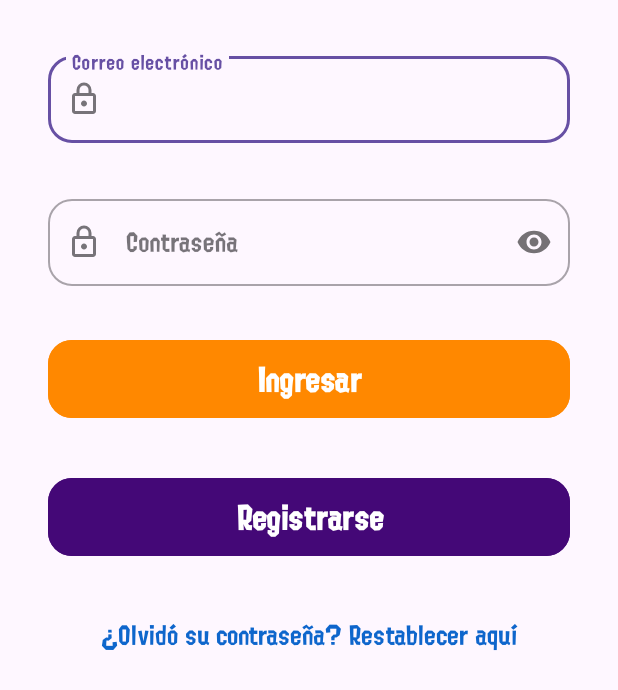
After one commit to gsalvador209/SplatoonWeaponsApp, an Android app: the layout activity_login.xml on its own in the app's theme, with its tools: preview values and no code run, on a phone screen of 412 x 824 dp. The commit adds this screen. Shown: the top 690 px of the screen. Run offline under Robolectric (Android 15) with nearby library versions, the phone set to English and light mode, and no system bars.

Commit message:
feature: implemented login

```diff
--- a/app/src/main/java/com/tanucode/practica2/ui/SplashActivity.kt
+++ b/app/src/main/java/com/tanucode/practica2/ui/SplashActivity.kt
@@ -9,6 +9,7 @@ import androidx.core.view.WindowInsetsCompat
 import androidx.lifecycle.lifecycleScope
 import com.tanucode.practica2.MainActivity
 import com.tanucode.practica2.R
+import com.tanucode.practica2.auth.LoginActivity
 import kotlinx.coroutines.delay
 import kotlinx.coroutines.launch
 
@@ -20,7 +21,7 @@ class SplashActivity : AppCompatActivity() {
 
         lifecycleScope.launch {
             delay(1500)
-            startActivity(Intent(this@SplashActivity, MainActivity::class.java))
+            startActivity(Intent(this@SplashActivity, LoginActivity::class.java))
             finish()
         }
 
--- /dev/null
+++ b/app/src/main/res/drawable/ic_lock.xml
@@ -0,0 +1,10 @@
+<vector xmlns:android="http://schemas.android.com/apk/res/android"
+    android:width="24dp"
+    android:height="24dp"
+    android:viewportWidth="960"
+    android:viewportHeight="960"
+    android:tint="?attr/colorControlNormal">
+  <path
+      android:fillColor="@android:color/white"
+      android:pathData="M240,880Q207,880 183.5,856.5Q160,833 160,800L160,400Q160,367 183.5,343.5Q207,320 240,320L280,320L280,240Q280,157 338.5,98.5Q397,40 480,40Q563,40 621.5,98.5Q680,157 680,240L680,320L720,320Q753,320 776.5,343.5Q800,367 800,400L800,800Q800,833 776.5,856.5Q753,880 720,880L240,880ZM240,800L720,800Q720,800 720,800Q720,800 720,800L720,400Q720,400 720,400Q720,400 720,400L240,400Q240,400 240,400Q240,400 240,400L240,800Q240,800 240,800Q240,800 240,800ZM480,680Q513,680 536.5,656.5Q560,633 560,600Q560,567 536.5,543.5Q513,520 480,520Q447,520 423.5,543.5Q400,567 400,600Q400,633 423.5,656.5Q447,680 480,680ZM360,320L600,320L600,240Q600,190 565,155Q530,120 480,120Q430,120 395,155Q360,190 360,240L360,320ZM240,800Q240,800 240,800Q240,800 240,800L240,400Q240,400 240,400Q240,400 240,400L240,400Q240,400 240,400Q240,400 240,400L240,800Q240,800 240,800Q240,800 240,800Z"/>
+</vector>
--- /dev/null
+++ b/app/src/main/res/layout/activity_login.xml
@@ -0,0 +1,131 @@
+<?xml version="1.0" encoding="utf-8"?>
+<androidx.constraintlayout.widget.ConstraintLayout xmlns:android="http://schemas.android.com/apk/res/android"
+    xmlns:app="http://schemas.android.com/apk/res-auto"
+    xmlns:tools="http://schemas.android.com/tools"
+    android:id="@+id/login"
+    android:layout_width="match_parent"
+    android:layout_height="match_parent"
+    tools:context=".auth.LoginActivity">
+
+
+    <ScrollView
+        android:layout_width="0dp"
+        android:layout_height="0dp"
+        app:layout_constraintBottom_toBottomOf="parent"
+        app:layout_constraintEnd_toEndOf="parent"
+        app:layout_constraintStart_toStartOf="parent"
+        app:layout_constraintTop_toTopOf="parent">
+
+        <LinearLayout
+            android:layout_width="match_parent"
+            android:layout_height="wrap_content"
+            android:orientation="vertical">
+
+
+        <com.google.android.material.textfield.TextInputLayout
+            android:id="@+id/tilEmail"
+            style="@style/Widget.MaterialComponents.TextInputLayout.OutlinedBox"
+            android:layout_width="match_parent"
+            android:layout_height="wrap_content"
+            android:layout_marginStart="32dp"
+            android:layout_marginTop="32dp"
+            android:layout_marginEnd="32dp"
+            android:hint="Correo electrónico"
+            app:boxBackgroundMode="outline"
+            app:boxCornerRadiusBottomEnd="16dp"
+            app:boxCornerRadiusBottomStart="16dp"
+            app:boxCornerRadiusTopEnd="16dp"
+            app:boxCornerRadiusTopStart="16dp"
+            app:startIconDrawable="@drawable/ic_lock">
+
+            <com.google.android.material.textfield.TextInputEditText
+                android:id="@+id/tietEmail"
+                android:layout_width="match_parent"
+                android:layout_height="wrap_content"
+                android:inputType="textEmailAddress" />
+
+        </com.google.android.material.textfield.TextInputLayout>
+
+        <com.google.android.material.textfield.TextInputLayout
+            android:id="@+id/tilContrasena"
+            style="@style/Widget.MaterialComponents.TextInputLayout.OutlinedBox"
+            android:layout_width="match_parent"
+            android:layout_height="wrap_content"
+            android:layout_marginStart="32dp"
+            android:layout_marginTop="32dp"
+            android:layout_marginEnd="32dp"
+            android:hint="Contraseña"
+            app:boxBackgroundMode="outline"
+            app:boxCornerRadiusBottomEnd="16dp"
+            app:boxCornerRadiusBottomStart="16dp"
+            app:boxCornerRadiusTopEnd="16dp"
+            app:boxCornerRadiusTopStart="16dp"
+            app:passwordToggleEnabled="true"
+            app:startIconDrawable="@drawable/ic_lock">
+
+            <com.google.android.material.textfield.TextInputEditText
+                android:id="@+id/tietContrasena"
+                android:layout_width="match_parent"
+                android:layout_height="wrap_content"
+                android:inputType="textPassword" />
+
+        </com.google.android.material.textfield.TextInputLayout>
+
+        <com.google.android.material.button.MaterialButton
+            android:id="@+id/btnLogin"
+            android:layout_width="match_parent"
+            android:layout_height="60dp"
+            android:layout_marginStart="32dp"
+            android:layout_marginTop="32dp"
+            android:layout_marginEnd="32dp"
+            android:backgroundTint="@android:color/holo_orange_dark"
+            android:text="Ingresar"
+            android:textAllCaps="false"
+            android:textColor="#ffffff"
+            android:textSize="20sp"
+            android:textStyle="bold"
+            app:cornerRadius="16dp" />
+
+        <com.google.android.material.button.MaterialButton
+            android:id="@+id/btnRegistrarse"
+            android:layout_width="match_parent"
+            android:layout_height="60dp"
+            android:layout_marginStart="32dp"
+            android:layout_marginTop="32dp"
+            android:layout_marginEnd="32dp"
+            android:backgroundTint="#440877"
+            android:text="Registrarse"
+            android:textAllCaps="false"
+            android:textColor="#ffffff"
+            android:textSize="20sp"
+            android:textStyle="bold"
+            app:cornerRadius="16dp" />
+
+        <TextView
+            android:id="@+id/tvRestablecerPassword"
+            android:clickable="true"
+            android:layout_width="match_parent"
+            android:layout_height="wrap_content"
+            android:layout_marginTop="32dp"
+            android:layout_marginStart="32dp"
+            android:layout_marginEnd="32dp"
+            android:text="¿Olvidó su contraseña? Restablecer aquí"
+            android:textAlignment="center"
+            android:textColor="#0E66CC"
+            android:textSize="16sp" />
+
+        </LinearLayout>
+    </ScrollView>
+
+    <ProgressBar
+        android:id="@+id/progressBar"
+        style="?android:attr/progressBarStyle"
+        android:layout_width="70dp"
+        android:layout_height="72dp"
+        android:visibility="invisible"
+        app:layout_constraintBottom_toBottomOf="parent"
+        app:layout_constraintEnd_toEndOf="parent"
+        app:layout_constraintStart_toStartOf="parent"
+        app:layout_constraintTop_toTopOf="parent" />
+
+</androidx.constraintlayout.widget.ConstraintLayout>
--- /dev/null
+++ b/app/src/main/res/values-land/dimens.xml
@@ -0,0 +1,3 @@
+<resources>
+    <dimen name="activity_horizontal_margin">48dp</dimen>
+</resources>
--- /dev/null
+++ b/app/src/main/res/values-w1240dp/dimens.xml
@@ -0,0 +1,3 @@
+<resources>
+    <dimen name="activity_horizontal_margin">200dp</dimen>
+</resources>
--- /dev/null
+++ b/app/src/main/res/values-w600dp/dimens.xml
@@ -0,0 +1,3 @@
+<resources>
+    <dimen name="activity_horizontal_margin">48dp</dimen>
+</resources>
--- /dev/null
+++ b/app/src/main/res/values/dimens.xml
@@ -0,0 +1,5 @@
+<resources>
+    <!-- Default screen margins, per the Android Design guidelines. -->
+    <dimen name="activity_horizontal_margin">16dp</dimen>
+    <dimen name="activity_vertical_margin">16dp</dimen>
+</resources>
```
Also changed, not shown: app/src/main/AndroidManifest.xml (+4 -3 lines), app/src/main/java/com/tanucode/practica2/auth/LoginActivity.kt (added, +205 -0 lines), app/src/main/java/com/tanucode/practica2/utils/Extensions.kt (added, +12 -0 lines), app/src/main/res/drawable/ic_mail.xml (added, +10 -0 lines), app/src/main/res/values/strings.xml (+29 -0 lines).
